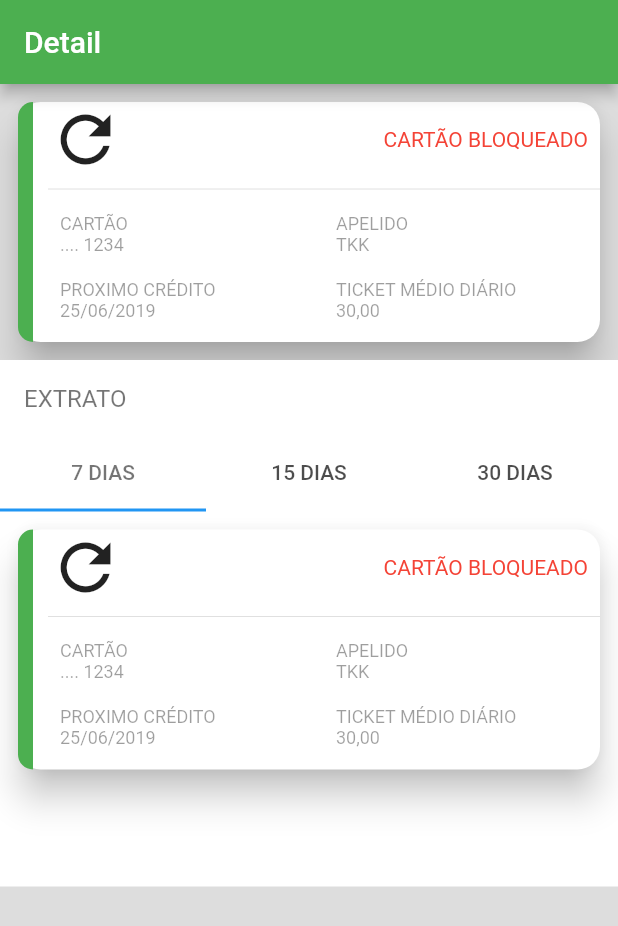
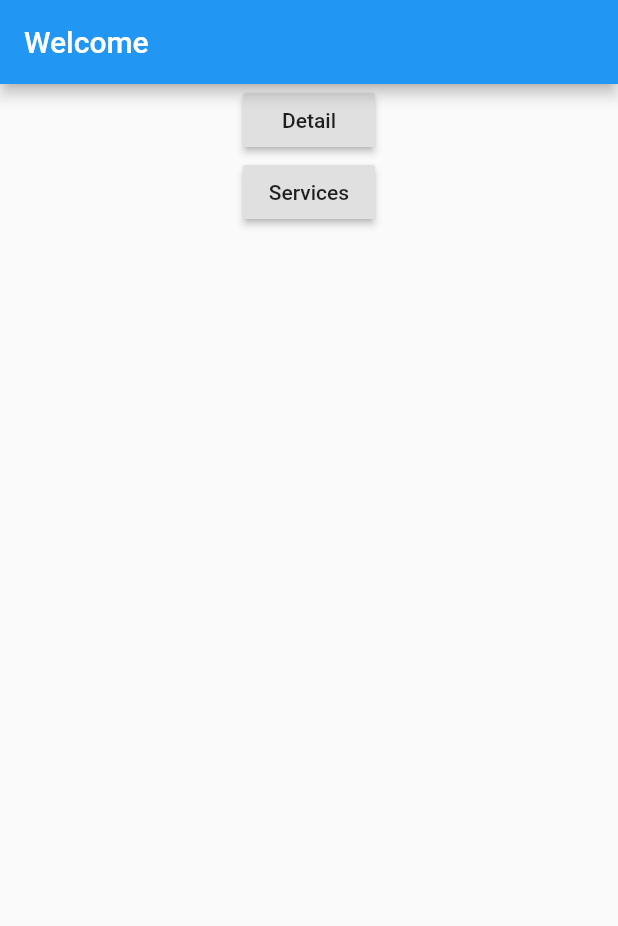
Before and after one commit to soulnanx/flutter_detail, a Flutter app: the screen it shows after launch, on a phone screen of 412 x 824 dp. Shown: the top 926 px of the screen. Run offline on Flutter 3.47's test engine with Material 2 defaults, Android fonts, the phone set to English and light mode, and no system bars.

```diff
--- a/lib/main.dart
+++ b/lib/main.dart
@@ -1,46 +1,7 @@
 import 'package:flutter/material.dart';
-import 'package:flutter_detalhe/data/spend.dart';
-import 'package:flutter_detalhe/ui/detail/item_card.dart';
-import 'package:flutter_detalhe/ui/detail/item_card_statement.dart';
-import 'package:flutter_detalhe/ui/detail/item_card_statement_spend.dart';
+import 'package:flutter_detalhe/ui/welcome_screen.dart';
 
 void main() => runApp(MaterialApp(
       title: 'Detalhe',
-      home: Home(),
+      home: WelcomeScreen(),
     ));
-
-class Home extends StatefulWidget {
-  @override
-  _HomeState createState() => _HomeState();
-}
-
-class _HomeState extends State<Home> {
-  @override
-  Widget build(BuildContext context) {
-    return Scaffold(
-        backgroundColor: Color(0xffdddddd),
-        appBar: AppBar(
-          title: Text('Detail'),
-          backgroundColor: Colors.green,
-        ),
-        body: SingleChildScrollView(
-          child: Column(children: <Widget>[
-            ItemCard(".... 1234", "TKK", "25/06/2019", "30,00"),
-            ItemCardStatement(loadStatement()),
-          ]),
-        ));
-  }
-
-  List<Spend> loadStatement() {
-    return [
-      Spend(-25.0, "Terra", "Rua hipodromo"),
-      Spend(-30.0, "Terra roxa", "Rua butantã"),
-      Spend(-5.0, "Terra", "Rua hipodromo"),
-      Spend(0.0, "Terra roxa", "Rua butantã"),
-      Spend(-25.0, "Terra", "Rua hipodromo"),
-      Spend(-30.0, "Terra roxa", "Rua butantã"),
-      Spend(-5.0, "Terra", "Rua hipodromo"),
-      Spend(0.0, "Terra roxa", "Rua butantã"),
-    ];
-  }
-}
--- /dev/null
+++ b/lib/ui/welcome_screen.dart
@@ -0,0 +1,28 @@
+import 'package:flutter/material.dart';
+import 'package:flutter_detalhe/ui/detail/detail_screen.dart';
+
+class WelcomeScreen extends StatelessWidget {
+  @override
+  Widget build(BuildContext context) {
+    return Scaffold(
+      appBar: AppBar(title: Text("Welcome")),
+      body: Center(
+        child: Column(
+          children: <Widget>[
+            RaisedButton(
+              child: Text("Detail"),
+              onPressed: () {
+                Navigator.push(context,
+                    MaterialPageRoute(builder: (context) => DetailScreen()));
+              },
+            ),
+            RaisedButton(
+              child: Text("Services"),
+              onPressed: () {},
+            )
+          ],
+        ),
+      ),
+    );
+  }
+}
```
Also changed, not shown: lib/ui/detail/detail_screen.dart (added, +40 -0 lines).
